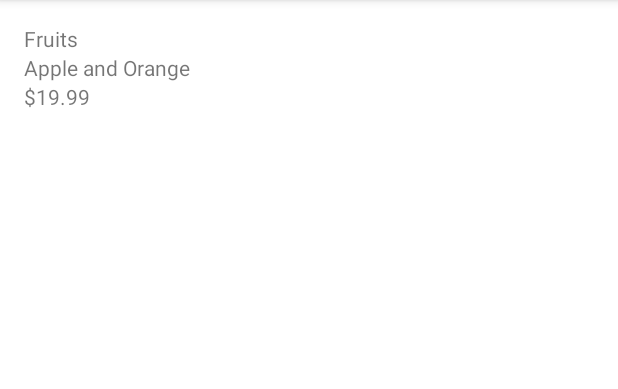
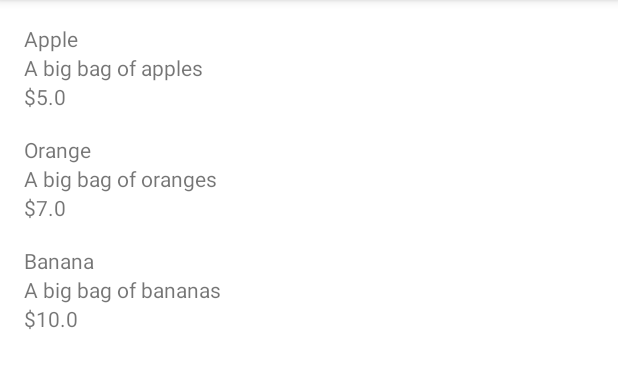
Before and after one commit to LuizSSampaio/orgs, an Android app: the screen it shows after launch (MainActivity), on a phone screen of 412 x 824 dp, the part 85-474 px from its top. Run offline under Robolectric (Android 15) with nearby library versions, the phone set to English and light mode, and no system bars.

Commit message:
Added RecyclerView
Changes to be committed:
	new file:   .idea/vcs.xml
	modified:   app/src/main/AndroidManifest.xml
	deleted:    app/src/main/java/com/example/orgs/MainActivity.kt
	new file:   app/src/main/java/com/example/orgs/model/Products.kt
	new file:   app/src/main/java/com/example/orgs/ui/activity/MainActivity.kt
	new file:   app/src/main/java/com/example/orgs/ui/recyclerView/adapter/ProductListAdapter.kt
	modified:   app/src/main/res/layout/activity_main.xml
	new file:   app/src/main/res/layout/product_item.xml

```diff
--- a/app/src/main/AndroidManifest.xml
+++ b/app/src/main/AndroidManifest.xml
@@ -12,7 +12,7 @@
         android:supportsRtl="true"
         android:theme="@style/Theme.Orgs"
         tools:targetApi="31">
-        <activity android:name=".MainActivity"
+        <activity android:name=".ui.activity.MainActivity"
             android:exported="true">
             <intent-filter>
                 <action android:name="android.intent.action.MAIN" />
--- a/app/src/main/java/com/example/orgs/MainActivity.kt
+++ /dev/null
@@ -1,11 +0,0 @@
-package com.example.orgs
-
-import android.app.Activity
-import android.os.Bundle
-
-class MainActivity : Activity() {
-    override fun onCreate(savedInstanceState: Bundle?) {
-        super.onCreate(savedInstanceState)
-        setContentView(R.layout.activity_main)
-    }
-}
--- /dev/null
+++ b/app/src/main/java/com/example/orgs/model/Products.kt
@@ -0,0 +1,9 @@
+package com.example.orgs.model
+
+import java.math.BigDecimal
+
+class Products(
+    var name: String,
+    var description: String,
+    var price: BigDecimal
+)
--- /dev/null
+++ b/app/src/main/java/com/example/orgs/ui/activity/MainActivity.kt
@@ -0,0 +1,36 @@
+package com.example.orgs.ui.activity
+
+import android.app.Activity
+import android.os.Bundle
+import androidx.recyclerview.widget.RecyclerView
+import com.example.orgs.R
+import com.example.orgs.model.Products
+import com.example.orgs.ui.recyclerView.adapter.ProductListAdapter
+import java.math.BigDecimal
+
+class MainActivity : Activity() {
+    override fun onCreate(savedInstanceState: Bundle?) {
+        super.onCreate(savedInstanceState)
+        setContentView(R.layout.activity_main)
+        val recyclerView = findViewById<RecyclerView>(R.id.itemList)
+        recyclerView.adapter = ProductListAdapter(
+            this, listOf(
+                Products(
+                    "Apple",
+                    "A big bag of apples",
+                    BigDecimal("5.0")
+                ),
+                Products(
+                    "Orange",
+                    "A big bag of oranges",
+                    BigDecimal("7.0")
+                ),
+                Products(
+                    "Banana",
+                    "A big bag of bananas",
+                    BigDecimal("10.0")
+                )
+            )
+        )
+    }
+}
--- /dev/null
+++ b/app/src/main/java/com/example/orgs/ui/recyclerView/adapter/ProductListAdapter.kt
@@ -0,0 +1,43 @@
+package com.example.orgs.ui.recyclerView.adapter
+
+import android.content.Context
+import android.view.LayoutInflater
+import android.view.View
+import android.view.ViewGroup
+import android.widget.TextView
+import androidx.recyclerview.widget.RecyclerView
+import com.example.orgs.R
+import com.example.orgs.model.Products
+
+class ProductListAdapter(
+    private val context: Context,
+    private val products: List<Products>
+) : RecyclerView.Adapter<ProductListAdapter.ViewHolder>() {
+
+    class ViewHolder(view: View) : RecyclerView.ViewHolder(view) {
+        fun link(product: Products) {
+            val itemName = itemView.findViewById<TextView>(R.id.itemName)
+            val itemContent = itemView.findViewById<TextView>(R.id.itemContent)
+            val itemPrice = itemView.findViewById<TextView>(R.id.itemPrice)
+            itemName.text = product.name
+            itemContent.text = product.description
+            itemPrice.text = "\$${product.price.toPlainString()}"
+        }
+    }
+
+    override fun onCreateViewHolder(parent: ViewGroup, viewType: Int): ViewHolder {
+        val inflater = LayoutInflater.from(context)
+        val view = inflater.inflate(R.layout.product_item, parent, false)
+        return ViewHolder(view)
+    }
+
+    override fun getItemCount(): Int {
+        return products.size
+    }
+
+    override fun onBindViewHolder(holder: ViewHolder, position: Int) {
+        val product = products[position]
+        holder.link(product)
+    }
+
+}
--- a/app/src/main/res/layout/activity_main.xml
+++ b/app/src/main/res/layout/activity_main.xml
@@ -1,6 +1,7 @@
 <?xml version="1.0" encoding="utf-8"?>
 <androidx.constraintlayout.widget.ConstraintLayout xmlns:android="http://schemas.android.com/apk/res/android"
     xmlns:app="http://schemas.android.com/apk/res-auto"
+    xmlns:tools="http://schemas.android.com/tools"
     android:layout_width="match_parent"
     android:layout_height="match_parent">
 
@@ -17,33 +18,21 @@
             android:layout_width="match_parent"
             android:layout_height="wrap_content"
             android:layout_margin="16dp"
-            android:text="Orgs"
+            android:text="@string/app_name"
             android:textColor="@color/white"
             android:textSize="18sp" />
     </com.google.android.material.appbar.AppBarLayout>
 
-    <TextView
-        android:id="@+id/itemName"
+    <androidx.recyclerview.widget.RecyclerView
+        android:id="@+id/itemList"
         android:layout_width="match_parent"
         android:layout_height="wrap_content"
-        android:layout_marginHorizontal="16dp"
-        android:layout_marginTop="16dp"
-        android:text="Fruits"
-        app:layout_constraintTop_toBottomOf="@id/appBar" />
-
-    <TextView
-        android:id="@+id/itemContent"
-        android:layout_width="match_parent"
-        android:layout_height="wrap_content"
-        android:layout_marginHorizontal="16dp"
-        android:text="Apple and Orange"
-        app:layout_constraintTop_toBottomOf="@id/itemName" />
-
-    <TextView
-        android:id="@+id/itemPrice"
-        android:layout_width="match_parent"
-        android:layout_height="wrap_content"
-        android:layout_marginHorizontal="16dp"
-        android:text="$19.99"
-        app:layout_constraintTop_toBottomOf="@id/itemContent" />
+        app:layoutManager="androidx.recyclerview.widget.LinearLayoutManager"
+        app:layout_constraintBottom_toBottomOf="parent"
+        app:layout_constraintEnd_toEndOf="parent"
+        app:layout_constraintHorizontal_bias="0.0"
+        app:layout_constraintStart_toStartOf="parent"
+        app:layout_constraintTop_toBottomOf="@id/appBar"
+        app:layout_constraintVertical_bias="0.0"
+        tools:listitem="@layout/product_item" />
 </androidx.constraintlayout.widget.ConstraintLayout>
--- /dev/null
+++ b/app/src/main/res/layout/product_item.xml
@@ -0,0 +1,39 @@
+<?xml version="1.0" encoding="utf-8"?>
+<androidx.constraintlayout.widget.ConstraintLayout xmlns:android="http://schemas.android.com/apk/res/android"
+    xmlns:app="http://schemas.android.com/apk/res-auto"
+    xmlns:tools="http://schemas.android.com/tools"
+    android:layout_width="match_parent"
+    android:layout_height="wrap_content">
+
+    <TextView
+        android:id="@+id/itemName"
+        android:layout_width="match_parent"
+        android:layout_height="wrap_content"
+        android:layout_marginHorizontal="16dp"
+        android:layout_marginTop="16dp"
+        app:layout_constraintEnd_toEndOf="parent"
+        app:layout_constraintStart_toStartOf="parent"
+        app:layout_constraintTop_toTopOf="parent"
+        tools:text="Fruits" />
+
+    <TextView
+        android:id="@+id/itemContent"
+        android:layout_width="match_parent"
+        android:layout_height="wrap_content"
+        android:layout_marginHorizontal="16dp"
+        app:layout_constraintEnd_toEndOf="parent"
+        app:layout_constraintStart_toStartOf="parent"
+        app:layout_constraintTop_toBottomOf="@id/itemName"
+        tools:text="Apple and Orange" />
+
+    <TextView
+        android:id="@+id/itemPrice"
+        android:layout_width="match_parent"
+        android:layout_height="wrap_content"
+        android:layout_marginHorizontal="16dp"
+        app:layout_constraintEnd_toEndOf="parent"
+        app:layout_constraintStart_toStartOf="parent"
+        app:layout_constraintTop_toBottomOf="@id/itemContent"
+        tools:text="$19.99" />
+
+</androidx.constraintlayout.widget.ConstraintLayout>
```
